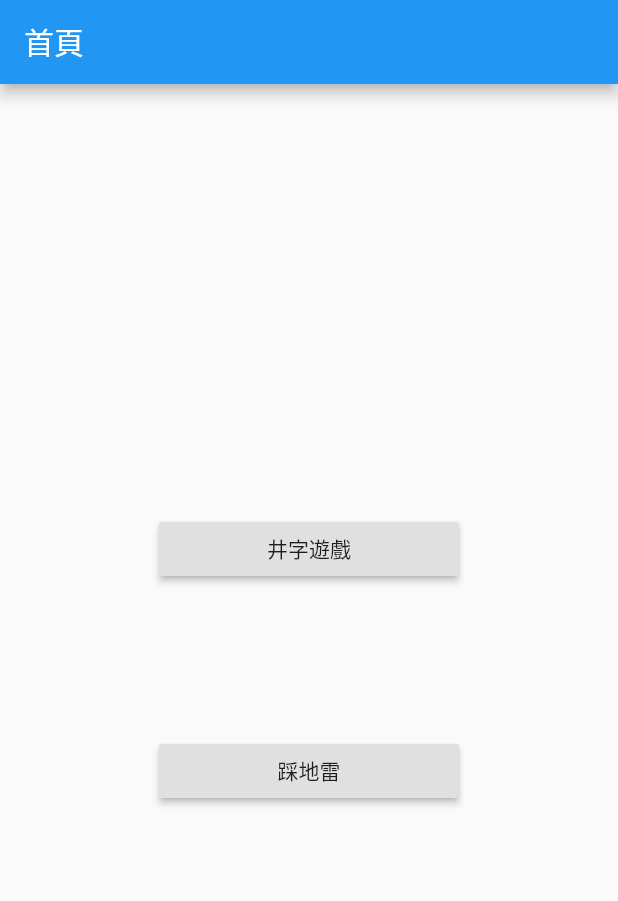
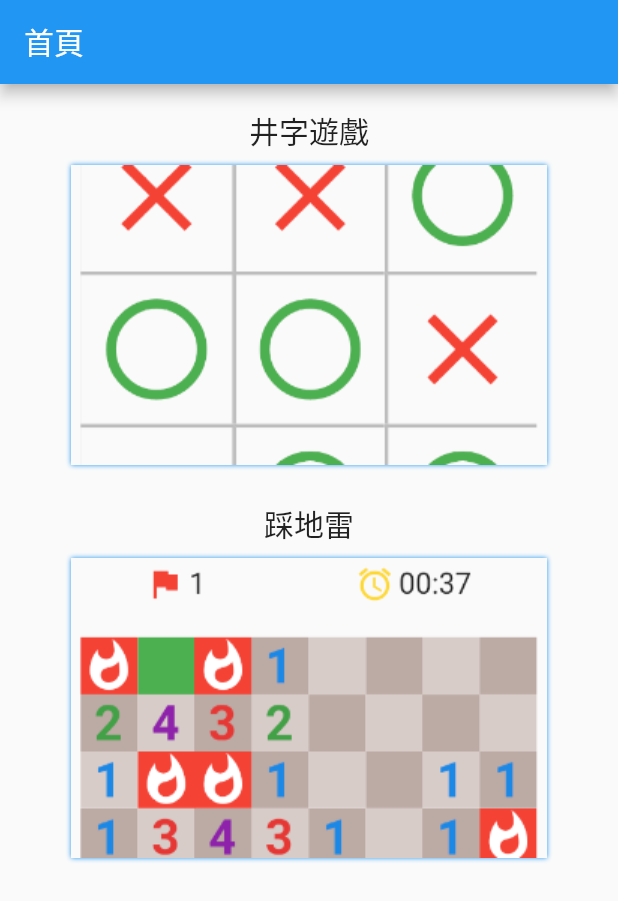
Before and after one commit to zizizheng/flutter-game, a Flutter app: the screen it shows after launch, on a phone screen of 412 x 824 dp. Shown: the top 901 px of the screen. Run offline on Flutter 3.47's test engine with Material 2 defaults, Android fonts, the phone set to English and light mode, and no system bars.

Commit message:
首頁優化

```diff
--- a/lib/main.dart
+++ b/lib/main.dart
@@ -32,16 +32,46 @@ class Home extends StatelessWidget {
           minWidth: 200,
           buttonColor: Colors.grey[300],
           child: Column(
-            mainAxisAlignment: MainAxisAlignment.center,
             children: <Widget>[
-              RaisedButton(
-                onPressed: () => Navigator.pushNamed(context, '/tictoctoe'),
-                child: Text('井字遊戲'),
+              Padding(
+                padding: EdgeInsets.all(8.0),
+                child: Column(
+                  children: <Widget>[
+                    Padding(
+                      padding: const EdgeInsets.all(8.0),
+                      child: Text('井字遊戲', style: TextStyle(fontSize: 20)),
+                    ),
+                    Container(
+                      decoration: BoxDecoration(
+                        boxShadow: [BoxShadow(color: Colors.blue, blurRadius: 2)],
+                      ),
+                      child: GestureDetector(
+                        onTap: () => Navigator.pushNamed(context, '/tictoctoe'),
+                        child: Container(child: Image.asset('assets/images/tictoctoe.png')),
+                      ),
+                    ),
+                  ],
+                ),
               ),
-              SizedBox(height: 100),
-              RaisedButton(
-                onPressed: () => Navigator.pushNamed(context, '/minesweeper'),
-                child: Text('踩地雷'),
+              Padding(
+                padding: const EdgeInsets.all(8.0),
+                child: Column(
+                  children: <Widget>[
+                    Padding(
+                      padding: const EdgeInsets.all(8.0),
+                      child: Text('踩地雷', style: TextStyle(fontSize: 20)),
+                    ),
+                    Container(
+                      decoration: BoxDecoration(
+                        boxShadow: [BoxShadow(color: Colors.blue, blurRadius: 2)],
+                      ),
+                      child: GestureDetector(
+                        onTap: () => Navigator.pushNamed(context, '/minesweeper'),
+                        child: Container(child: Image.asset('assets/images/mineweeper.png')),
+                      ),
+                    ),
+                  ],
+                ),
               ),
             ],
           ),
--- a/pubspec.yaml
+++ b/pubspec.yaml
@@ -41,9 +41,8 @@ flutter:
   uses-material-design: true
 
   # To add assets to your application, add an assets section, like this:
-  # assets:
-  #  - images/a_dot_burr.jpeg
-  #  - images/a_dot_ham.jpeg
+  assets:
+   - assets/images/
 
   # An image asset can refer to one or more resolution-specific "variants", see
   # https://flutter.dev/assets-and-images/#resolution-aware.
```
Also changed, not shown: assets/images/mineweeper.png (added), assets/images/tictoctoe.png (added).
